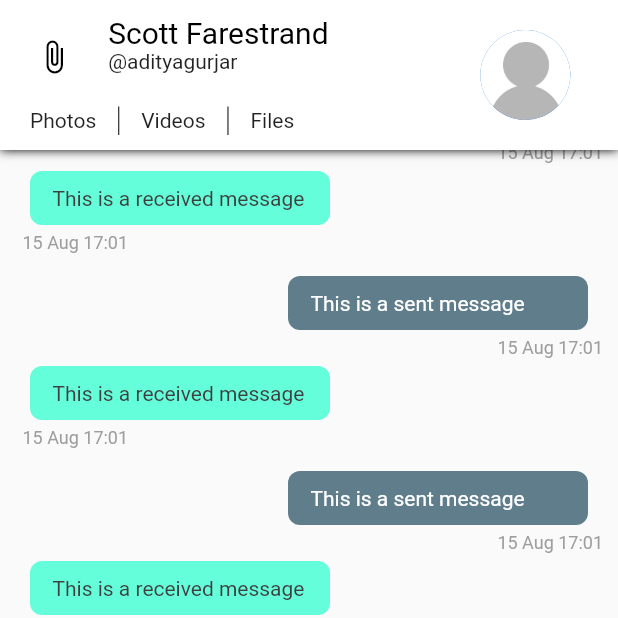
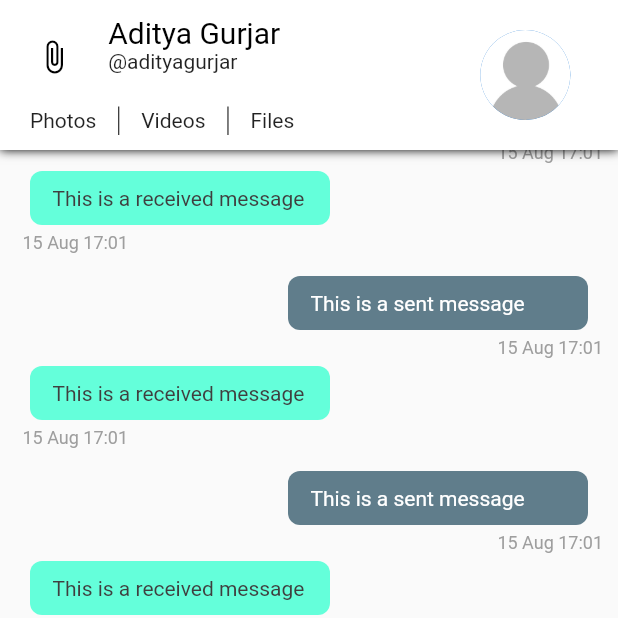
Before and after one commit to ScottFarestrand/random_reminder_2020, a Flutter app: the screen it shows after launch, on a phone screen of 412 x 824 dp, the top half of it. Run offline on Flutter 3.47's test engine with Material 2 defaults, Android fonts, the phone set to English and light mode, and no system bars.

Commit message:
Experimenting with Test

```diff
--- a/lib/widgets/ChatAppBar.dart
+++ b/lib/widgets/ChatAppBar.dart
@@ -60,7 +60,7 @@ class ChatAppBar extends StatelessWidget implements PreferredSizeWidget {
                                             MainAxisAlignment.center,
                                         mainAxisSize: MainAxisSize.min,
                                         children: <Widget>[
-                                          Text('Scott Farestrand',
+                                          Text('Aditya Gurjar',
                                               style: textHeading),
                                           Text('@adityagurjar',
                                               style: textStyle)
```
